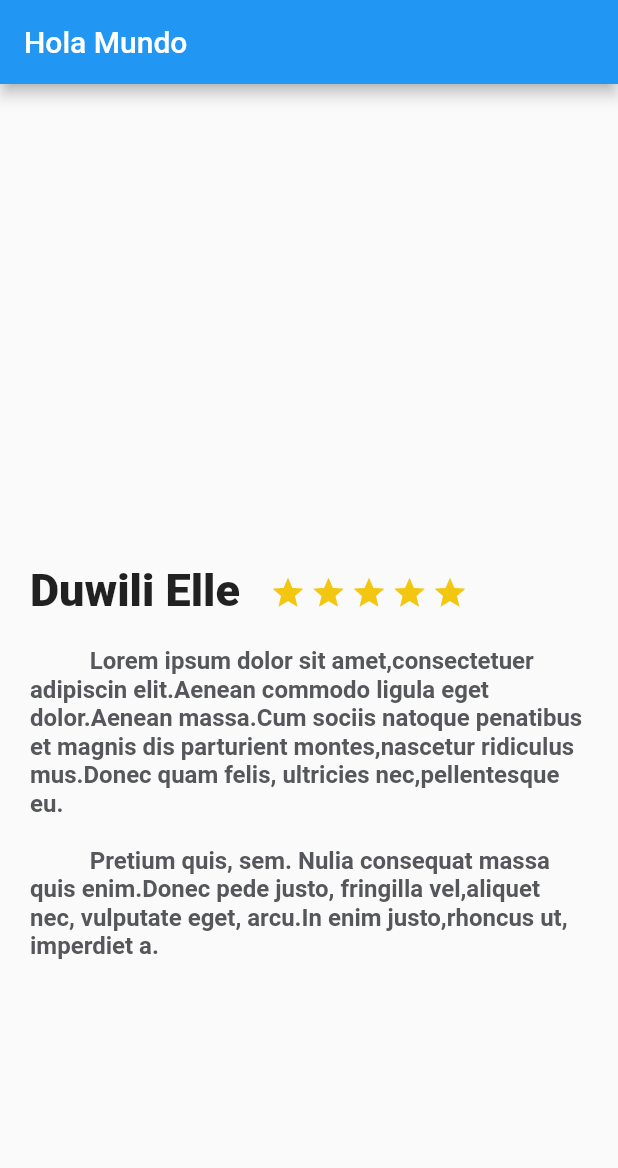
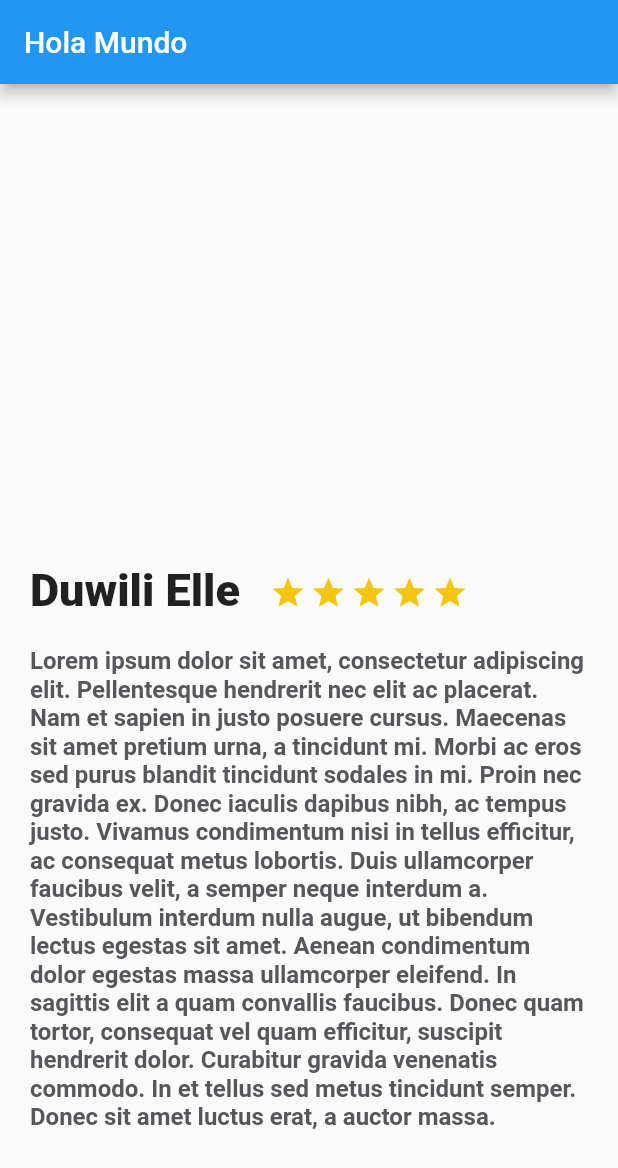
Before and after one commit to ricardo9407/flutter_application_1, a Flutter app: the screen it shows after launch, on a phone screen of 412 x 824 dp. Shown: the top 1168 px of the screen. Run offline on Flutter 3.47's test engine with Material 2 defaults, Android fonts, the phone set to English and light mode, and no system bars.

Commit message:
Último arreglo del texto de la descripción

```diff
--- a/lib/description_place.dart
+++ b/lib/description_place.dart
@@ -1,6 +1,13 @@
 import 'package:flutter/material.dart';
 
 class DescriptionPlace extends StatelessWidget {
+  String namePlace;
+  int stars;
+  String descriptionPlace;
+
+  String descriptionDummy =
+      "Lorem ipsum dolor sit amet, consectetur adipiscing elit. Pellentesque hendrerit nec elit ac placerat. Nam et sapien in justo posuere cursus. Maecenas sit amet pretium urna, a tincidunt mi. Morbi ac eros sed purus blandit tincidunt sodales in mi. Proin nec gravida ex. Donec iaculis dapibus nibh, ac tempus justo. Vivamus condimentum nisi in tellus efficitur, ac consequat metus lobortis. Duis ullamcorper faucibus velit, a semper neque interdum a. Vestibulum interdum nulla augue, ut bibendum lectus egestas sit amet. Aenean condimentum dolor egestas massa ullamcorper eleifend. In sagittis elit a quam convallis faucibus. Donec quam tortor, consequat vel quam efficitur, suscipit hendrerit dolor. Curabitur gravida venenatis commodo. In et tellus sed metus tincidunt semper. Donec sit amet luctus erat, a auctor massa.";
+
   Widget build(BuildContext context) {
     final star = Container(
       margin: EdgeInsets.only(top: 323.0, right: 3.0),
@@ -25,10 +32,7 @@ class DescriptionPlace extends StatelessWidget {
 
     final description = Container(
       margin: new EdgeInsets.only(top: 20.0, right: 20.0, left: 20.0),
-      child: Text('''
-          Lorem ipsum dolor sit amet,consectetuer adipiscin elit.Aenean commodo ligula eget dolor.Aenean massa.Cum sociis natoque penatibus et magnis dis parturient montes,nascetur ridiculus mus.Donec quam felis, ultricies nec,pellentesque eu.
-
-          Pretium quis, sem. Nulia consequat massa quis enim.Donec pede justo, fringilla vel,aliquet nec, vulputate eget, arcu.In enim justo,rhoncus ut, imperdiet a.''',
+      child: Text(descriptionDummy,
           style: const TextStyle(
               fontSize: 16.0,
               fontWeight: FontWeight.bold,
```
